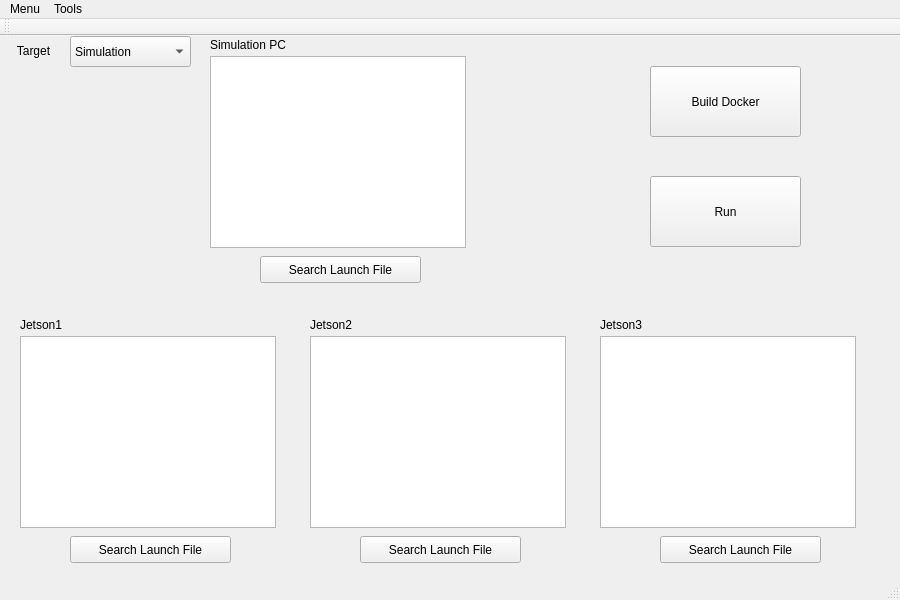
First picture: the form in robotx_runtime_manager_mainwindow.ui, repository OUXT-Polaris/robotx_runtime_manager, before the edit.
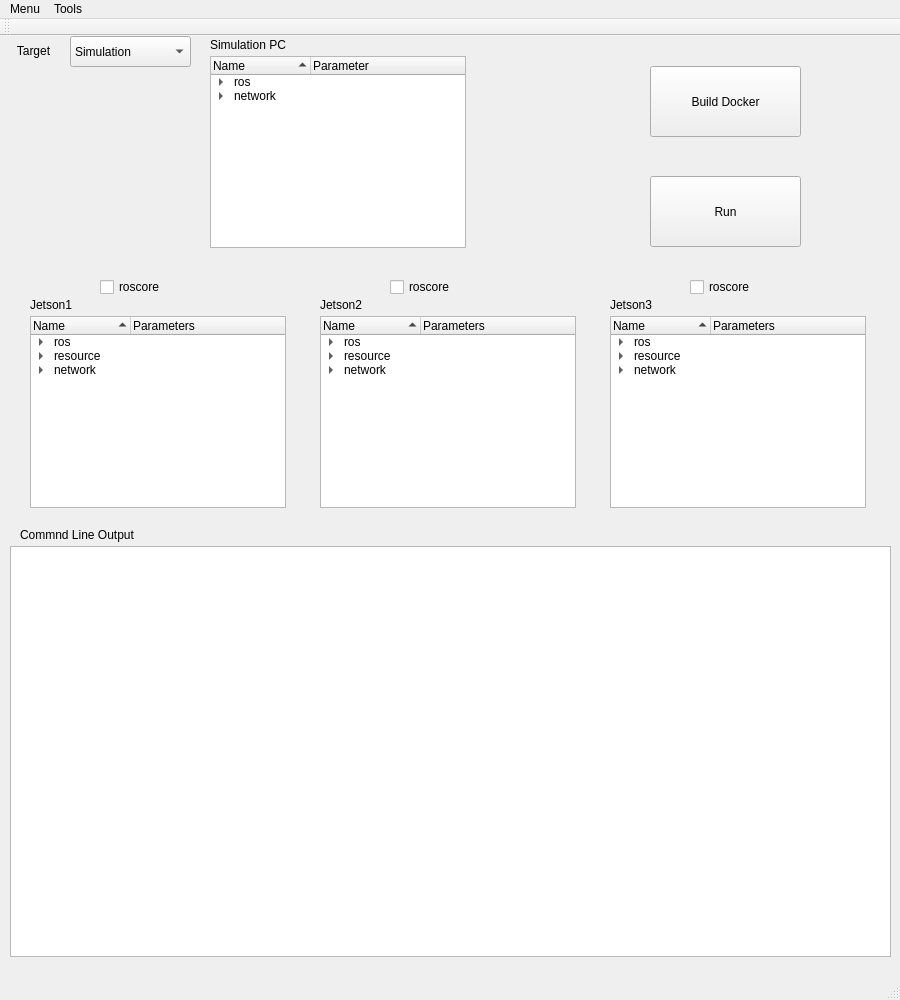
Second picture: the form after the edit.

Commit message: add Command line output

What changed in the file:
```diff
--- a/robotx_runtime_manager_mainwindow.ui
+++ b/robotx_runtime_manager_mainwindow.ui
@@ -7,9 +7,15 @@
     <x>0</x>
     <y>0</y>
     <width>900</width>
-    <height>600</height>
+    <height>1000</height>
    </rect>
   </property>
+  <property name="sizePolicy">
+   <sizepolicy hsizetype="Preferred" vsizetype="Preferred">
+    <horstretch>0</horstretch>
+    <verstretch>0</verstretch>
+   </sizepolicy>
+  </property>
   <property name="windowTitle">
    <string>RobotX Runtime Manager</string>
   </property>
@@ -56,8 +62,8 @@
    <widget class="QLabel" name="label_2">
     <property name="geometry">
      <rect>
-      <x>20</x>
-      <y>280</y>
+      <x>30</x>
+      <y>260</y>
       <width>67</width>
       <height>17</height>
      </rect>
@@ -66,16 +72,6 @@
      <string>Jetson1</string>
     </property>
    </widget>
-   <widget class="QTableView" name="jetson1_setting_table">
-    <property name="geometry">
-     <rect>
-      <x>20</x>
-      <y>300</y>
-      <width>256</width>
-      <height>192</height>
-     </rect>
-    </property>
-   </widget>
    <widget class="QLabel" name="label_3">
     <property name="geometry">
      <rect>
@@ -89,21 +85,11 @@
      <string>Simulation PC</string>
     </property>
    </widget>
-   <widget class="QTableView" name="simulation_pc_setting_table">
-    <property name="geometry">
-     <rect>
-      <x>210</x>
-      <y>20</y>
-      <width>256</width>
-      <height>192</height>
-     </rect>
-    </property>
-   </widget>
    <widget class="QLabel" name="label_4">
     <property name="geometry">
      <rect>
-      <x>310</x>
-      <y>280</y>
+      <x>320</x>
+      <y>260</y>
       <width>67</width>
       <height>17</height>
      </rect>
@@ -112,21 +98,11 @@
      <string>Jetson2</string>
     </property>
    </widget>
-   <widget class="QTableView" name="jetson2_setting_table">
-    <property name="geometry">
-     <rect>
-      <x>310</x>
-      <y>300</y>
-      <width>256</width>
-      <height>192</height>
-     </rect>
-    </property>
-   </widget>
    <widget class="QLabel" name="label_5">
     <property name="geometry">
      <rect>
-      <x>600</x>
-      <y>280</y>
+      <x>610</x>
+      <y>260</y>
       <width>67</width>
       <height>17</height>
      </rect>
@@ -135,16 +111,6 @@
      <string>Jetson3</string>
     </property>
    </widget>
-   <widget class="QTableView" name="jetson3_setting_table">
-    <property name="geometry">
-     <rect>
-      <x>600</x>
-      <y>300</y>
-      <width>256</width>
-      <height>192</height>
-     </rect>
-    </property>
-   </widget>
    <widget class="QPushButton" name="pushButton_docker">
     <property name="geometry">
      <rect>
@@ -171,56 +137,305 @@
      <string>Run</string>
     </property>
    </widget>
-   <widget class="QPushButton" name="pushButton_search_launch_file_jetson1">
+   <widget class="QCheckBox" name="checkBox_roscore_jetson1">
     <property name="geometry">
      <rect>
-      <x>70</x>
-      <y>500</y>
-      <width>161</width>
-      <height>27</height>
+      <x>100</x>
+      <y>240</y>
+      <width>97</width>
+      <height>22</height>
      </rect>
     </property>
     <property name="text">
-     <string>Search Launch File</string>
+     <string>roscore</string>
     </property>
    </widget>
-   <widget class="QPushButton" name="pushButton_search_launch_file_jetson2">
+   <widget class="QCheckBox" name="checkBox_roscore_jetson2">
     <property name="geometry">
      <rect>
-      <x>360</x>
-      <y>500</y>
-      <width>161</width>
-      <height>27</height>
+      <x>390</x>
+      <y>240</y>
+      <width>97</width>
+      <height>22</height>
      </rect>
     </property>
     <property name="text">
-     <string>Search Launch File</string>
+     <string>roscore</string>
     </property>
    </widget>
-   <widget class="QPushButton" name="pushButton_search_launch_file_jetson3">
+   <widget class="QCheckBox" name="checkBox_roscore_jetson3">
     <property name="geometry">
      <rect>
-      <x>660</x>
-      <y>500</y>
-      <width>161</width>
-      <height>27</height>
+      <x>690</x>
+      <y>240</y>
+      <width>97</width>
+      <height>22</height>
      </rect>
     </property>
     <property name="text">
-     <string>Search Launch File</string>
+     <string>roscore</string>
     </property>
    </widget>
-   <widget class="QPushButton" name="pushButton_search_launch_file_simulation">
+   <widget class="QTreeWidget" name="treeWidget_jetson1">
     <property name="geometry">
      <rect>
-      <x>260</x>
-      <y>220</y>
-      <width>161</width>
-      <height>27</height>
+      <x>30</x>
+      <y>280</y>
+      <width>256</width>
+      <height>192</height>
      </rect>
     </property>
+    <property name="sortingEnabled">
+     <bool>true</bool>
+    </property>
+    <column>
+     <property name="text">
+      <string>Name</string>
+     </property>
+    </column>
+    <column>
+     <property name="text">
+      <string>Parameters</string>
+     </property>
+    </column>
+    <item>
+     <property name="text">
+      <string>ros</string>
+     </property>
+     <item>
+      <property name="text">
+       <string>launch</string>
+      </property>
+     </item>
+    </item>
+    <item>
+     <property name="text">
+      <string>resource</string>
+     </property>
+     <item>
+      <property name="text">
+       <string>memory</string>
+      </property>
+     </item>
+     <item>
+      <property name="text">
+       <string>gpu</string>
+      </property>
+     </item>
+     <item>
+      <property name="text">
+       <string>cpu</string>
+      </property>
+     </item>
+    </item>
+    <item>
+     <property name="text">
+      <string>network</string>
+     </property>
+     <item>
+      <property name="text">
+       <string>ip</string>
+      </property>
+     </item>
+    </item>
+   </widget>
+   <widget class="QTreeWidget" name="treeWidget_simulation_pc_params">
+    <property name="geometry">
+     <rect>
+      <x>210</x>
+      <y>20</y>
+      <width>256</width>
+      <height>192</height>
+     </rect>
+    </property>
+    <property name="sortingEnabled">
+     <bool>true</bool>
+    </property>
+    <column>
+     <property name="text">
+      <string>Name</string>
+     </property>
+    </column>
+    <column>
+     <property name="text">
+      <string>Parameter</string>
+     </property>
+    </column>
+    <item>
+     <property name="text">
+      <string>ros</string>
+     </property>
+     <item>
+      <property name="text">
+       <string>launch</string>
+      </property>
+     </item>
+    </item>
+    <item>
+     <property name="text">
+      <string>network</string>
+     </property>
+     <item>
+      <property name="text">
+       <string>ip</string>
+      </property>
+     </item>
+    </item>
+   </widget>
+   <widget class="QTreeWidget" name="treeWidget_jetson2">
+    <property name="geometry">
+     <rect>
+      <x>320</x>
+      <y>280</y>
+      <width>256</width>
+      <height>192</height>
+     </rect>
+    </property>
+    <property name="sortingEnabled">
+     <bool>true</bool>
+    </property>
+    <column>
+     <property name="text">
+      <string>Name</string>
+     </property>
+    </column>
+    <column>
+     <property name="text">
+      <string>Parameters</string>
+     </property>
+    </column>
+    <item>
+     <property name="text">
+      <string>ros</string>
+     </property>
+     <item>
+      <property name="text">
+       <string>launch</string>
+      </property>
+     </item>
+    </item>
+    <item>
+     <property name="text">
+      <string>resource</string>
+     </property>
+     <item>
+      <property name="text">
+       <string>memory</string>
+      </property>
+     </item>
+     <item>
+      <property name="text">
+       <string>gpu</string>
+      </property>
+     </item>
+     <item>
+      <property name="text">
+       <string>cpu</string>
+      </property>
+     </item>
+    </item>
+    <item>
+     <property name="text">
+      <string>network</string>
+     </property>
+     <item>
+      <property name="text">
+       <string>ip</string>
+      </property>
+     </item>
+    </item>
+   </widget>
+   <widget class="QTreeWidget" name="treeWidget_jetson3">
+    <property name="geometry">
+     <rect>
+      <x>610</x>
+      <y>280</y>
+      <width>256</width>
+      <height>192</height>
+     </rect>
+    </property>
+    <property name="sortingEnabled">
+     <bool>true</bool>
+    </property>
+    <column>
+     <property name="text">
+      <string>Name</string>
+     </property>
+    </column>
+    <column>
+     <property name="text">
+      <string>Parameters</string>
+     </property>
+    </column>
+    <item>
+     <property name="text">
+      <string>ros</string>
+     </property>
+     <item>
+      <property name="text">
+       <string>launch</string>
+      </property>
+     </item>
+    </item>
+    <item>
+     <property name="text">
+      <string>resource</string>
+     </property>
+     <item>
+      <property name="text">
+       <string>memory</string>
+      </property>
+     </item>
+     <item>
+      <property name="text">
+       <string>gpu</string>
+      </property>
+     </item>
+     <item>
+      <property name="text">
+       <string>cpu</string>
+      </property>
+     </item>
+    </item>
+    <item>
+     <property name="text">
+      <string>network</string>
+     </property>
+     <item>
+      <property name="text">
+       <string>ip</string>
+      </property>
+     </item>
+    </item>
+   </widget>
+   <widget class="QTextBrowser" name="command_line_output_brower">
+    <property name="geometry">
+     <rect>
+      <x>10</x>
+      <y>510</y>
+      <width>881</width>
+      <height>411</height>
+     </rect>
+    </property>
+    <property name="html">
+     <string>&lt;!DOCTYPE HTML PUBLIC &quot;-//W3C//DTD HTML 4.0//EN&quot; &quot;http://www.w3.org/TR/REC-html40/strict.dtd&quot;&gt;
+&lt;html&gt;&lt;head&gt;&lt;meta name=&quot;qrichtext&quot; content=&quot;1&quot; /&gt;&lt;style type=&quot;text/css&quot;&gt;
+p, li { white-space: pre-wrap; }
+&lt;/style&gt;&lt;/head&gt;&lt;body style=&quot; font-family:'Ubuntu'; font-size:11pt; font-weight:400; font-style:normal;&quot;&gt;
+&lt;p style=&quot;-qt-paragraph-type:empty; margin-top:0px; margin-bottom:0px; margin-left:0px; margin-right:0px; -qt-block-indent:0; text-indent:0px;&quot;&gt;&lt;br /&gt;&lt;/p&gt;&lt;/body&gt;&lt;/html&gt;</string>
+    </property>
+   </widget>
+   <widget class="QLabel" name="label_6">
+    <property name="geometry">
+     <rect>
+      <x>20</x>
+      <y>490</y>
+      <width>151</width>
+      <height>17</height>
+     </rect>
+    </property>
     <property name="text">
-     <string>Search Launch File</string>
+     <string>Commnd Line Output</string>
     </property>
    </widget>
   </widget>
```
Left out of the diff: 5 changed lines with no effect on the pictures. The commit also changes 1 other file.
